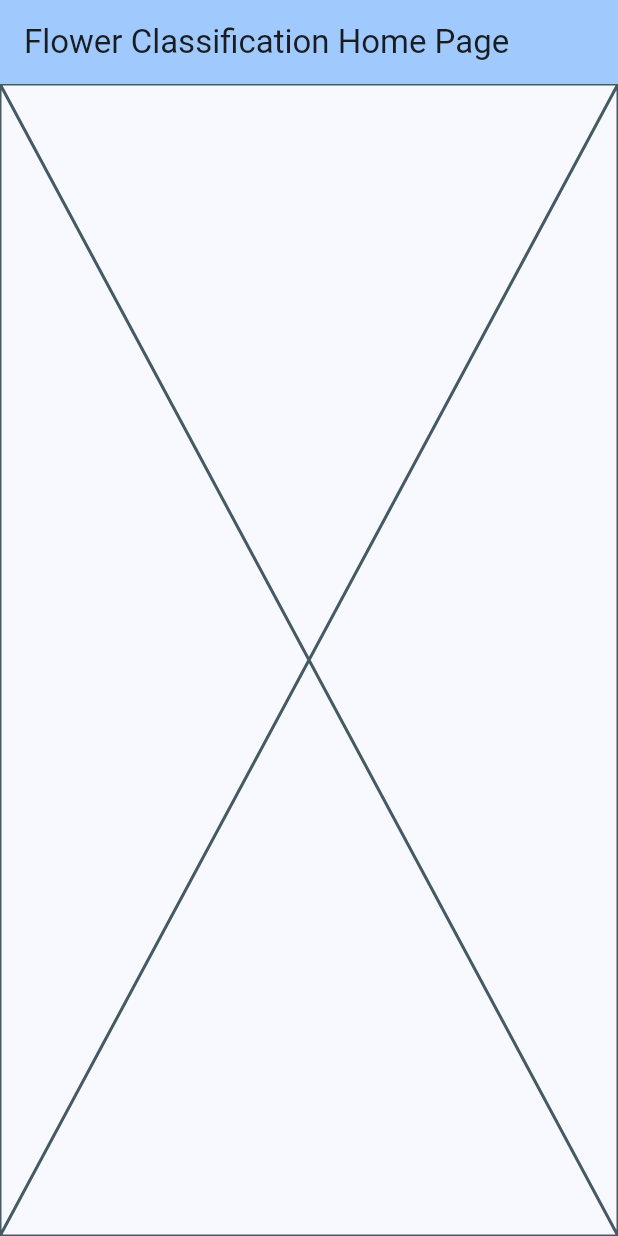
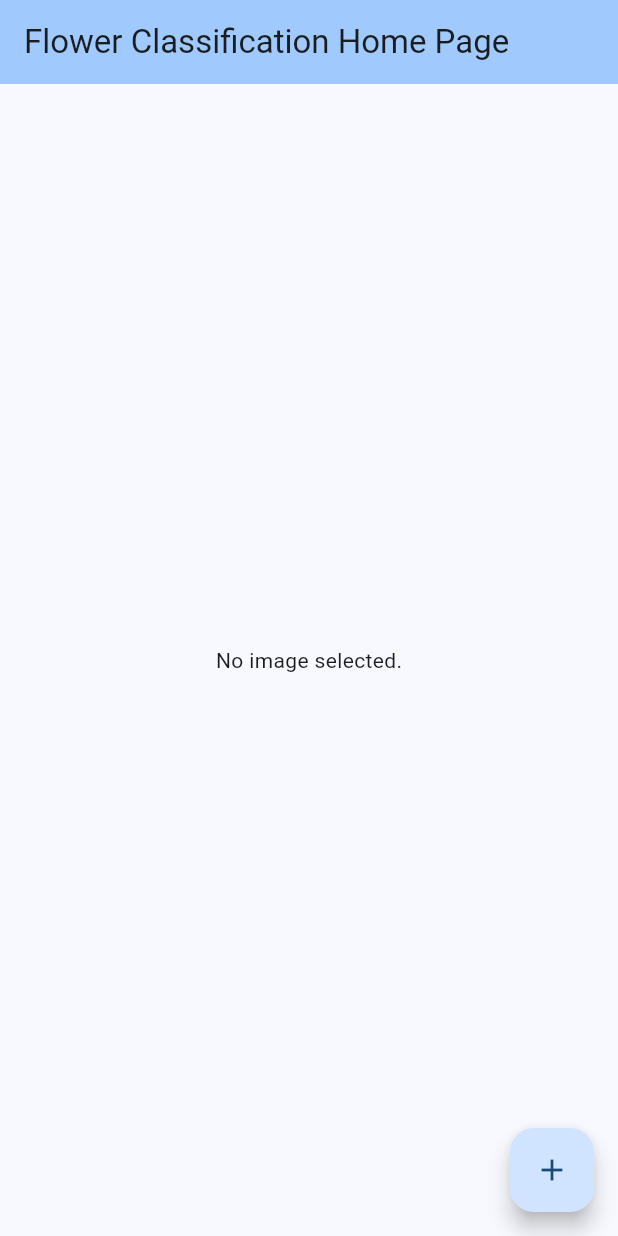
Before and after one commit to MeIidon/BackpropagationBrigade, a Flutter app: the screen it shows after launch, on a phone screen of 412 x 824 dp. Run offline on Flutter 3.47's test engine with Material 3 defaults, Android fonts, the phone set to English and light mode, and no system bars; our stand-ins replace image_picker.

Commit message:
ImageView

```diff
--- a/frontend/lib/main.dart
+++ b/frontend/lib/main.dart
@@ -1,4 +1,8 @@
+import "dart:io";
+
+import "package:flutter/foundation.dart";
 import "package:flutter/material.dart";
+import "package:image_picker/image_picker.dart";
 
 void main() {
   runApp(const FlowerClassificationApp());
@@ -20,8 +24,26 @@
   }
 }
 
-class FlowerClassificationHomePage extends StatelessWidget {
+class FlowerClassificationHomePage extends StatefulWidget {
   const FlowerClassificationHomePage({super.key});
+
+  @override
+  State<FlowerClassificationHomePage> createState() => _FlowerClassificationHomePageState();
+}
+
+class _FlowerClassificationHomePageState extends State<FlowerClassificationHomePage> {
+  XFile? _image;
+
+  Future<void> _selectImage() async {
+    final imagePicker = ImagePicker();
+    final image = await imagePicker.pickImage(source: ImageSource.gallery);
+    if (image == null) {
+      return;
+    }
+    setState(() {
+      _image = image;
+    });
+  }
 
   @override
   Widget build(BuildContext context) {
@@ -30,7 +52,31 @@
         backgroundColor: Theme.of(context).colorScheme.inversePrimary,
         title: const Text("Flower Classification Home Page"),
       ),
-      body: const Placeholder(),
+      body: Center(
+        child: ImageView(image: _image),
+      ),
+      floatingActionButton: FloatingActionButton(
+        onPressed: () async => await _selectImage(),
+        child: const Icon(Icons.add),
+      ),
     );
   }
 }
+
+class ImageView extends StatelessWidget {
+  const ImageView({super.key, this.image});
+
+  final XFile? image;
+
+  @override
+  Widget build(BuildContext context) {
+    if (image == null) {
+      return const Text("No image selected.");
+    }
+    if (kIsWeb) {
+      return Image.network(image!.path);
+    } else {
+      return Image.file(File(image!.path));
+    }
+  }
+}
```
